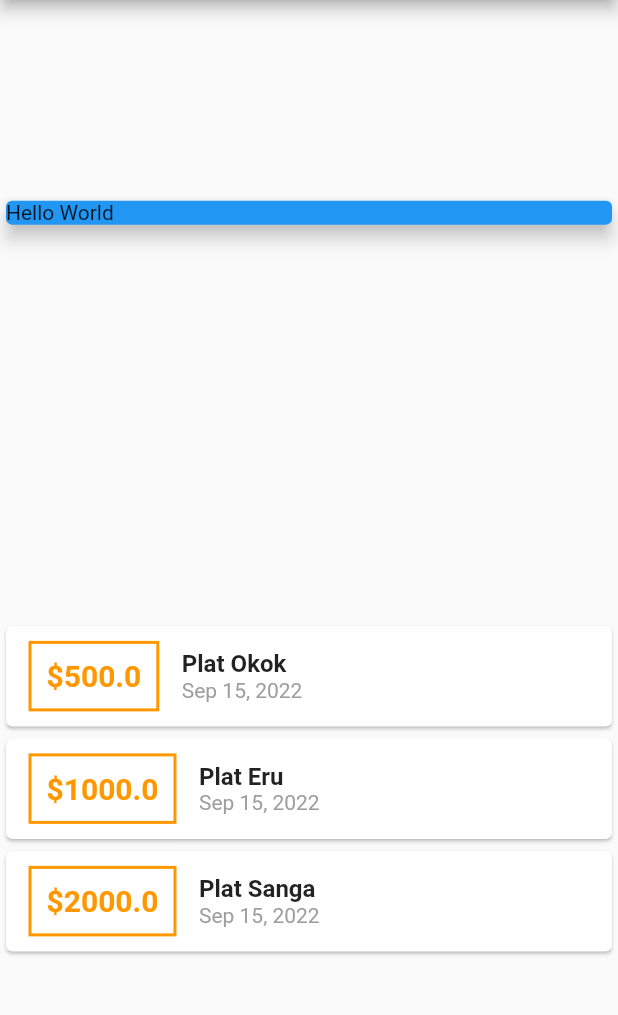
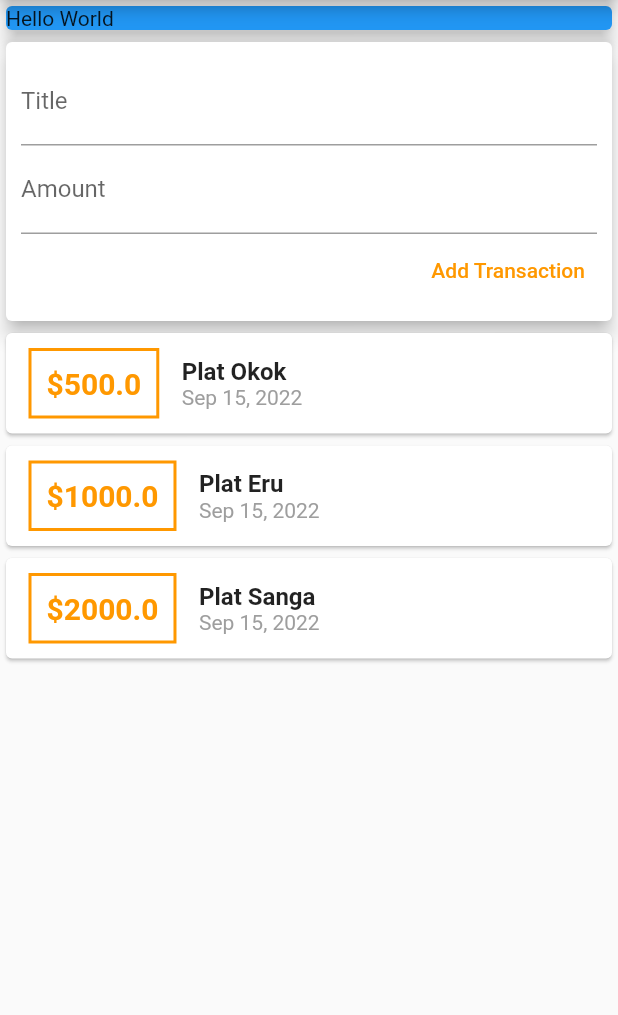
Before and after one commit to darkcode932/expense_app, a Flutter app: the screen it shows after launch, on a phone screen of 412 x 824 dp, the part 84-1099 px from its top. Run offline on Flutter 3.47's test engine with Material 2 defaults, Android fonts, the phone set to English and light mode, and no system bars.

Commit message:
add textfield

```diff
--- a/lib/main.dart
+++ b/lib/main.dart
@@ -32,16 +32,20 @@ class MyHomePage extends StatelessWidget {
         id: 't3', title: 'Plat Sanga', amount: 2000, date: DateTime.now()),
   ];
 
+  final titleController = TextEditingController();
+  final amountController = TextEditingController();
+
+  //String? titleInput;
+  //String? amountInput;
+
   @override
   Widget build(BuildContext context) {
     return Scaffold(
       appBar: AppBar(
-        // Here we take the value from the MyHomePage object that was created by
-        // the App.build method, and use it to set our appbar title.
         title: Text('Flutter Expense App'),
       ),
       body: Column(
-        mainAxisAlignment: MainAxisAlignment.spaceAround,
+        //mainAxisAlignment: MainAxisAlignment.start,
         crossAxisAlignment: CrossAxisAlignment.stretch,
         children: <Widget>[
           Container(
@@ -52,6 +56,39 @@ class MyHomePage extends StatelessWidget {
               elevation: 5,
             ),
           ),
+          Card(
+              elevation: 5,
+              child: Container(
+                padding: EdgeInsets.all(10),
+                child: Column(
+                  crossAxisAlignment: CrossAxisAlignment.end,
+                  children: <Widget>[
+                    TextField(
+                      decoration: InputDecoration(labelText: 'Title'),
+                      controller: titleController,
+                      //onChanged: (val) {
+                      //titleInput = val;
+                      //},
+                    ),
+                    TextField(
+                      decoration: InputDecoration(labelText: 'Amount'),
+                      controller: amountController,
+                      //onChanged: (val) {
+                      //amountInput = val;
+                      //},
+                    ),
+                    TextButton(
+                      onPressed: () {
+                        print(titleController.text);
+                        //print(titleInput);
+                        //print(amountInput);
+                      },
+                      child: Text('Add Transaction'),
+                      style: TextButton.styleFrom(primary: Colors.orange),
+                    )
+                  ],
+                ),
+              )),
           Column(
             children: transactions.map((tx) {
               return Card(
```
